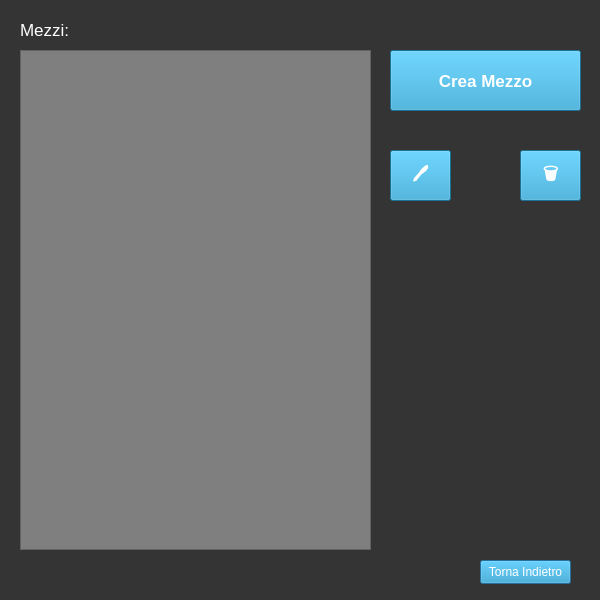
The window that Viste/Amministratore/GUI/cud_mezzo.ui (GiulianiM/Noleggio) describes before a commit, drawn with Qt 5.
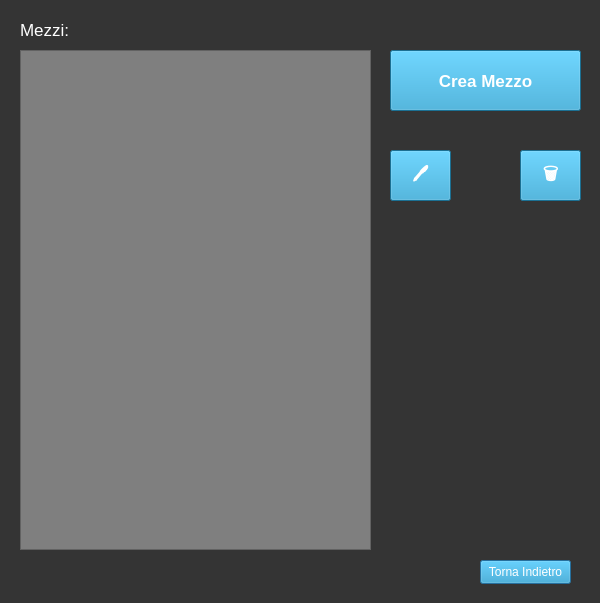
The same window after the commit. Icons and pictures are not drawn.

The edit to the form file:
```diff
--- a/Viste/Amministratore/GUI/cud_mezzo.ui
+++ b/Viste/Amministratore/GUI/cud_mezzo.ui
@@ -7,7 +7,7 @@
     <x>0</x>
     <y>0</y>
     <width>600</width>
-    <height>600</height>
+    <height>603</height>
    </rect>
   </property>
   <property name="windowTitle">
```
Left out of the diff: 5 changed lines with no effect on the pictures.
